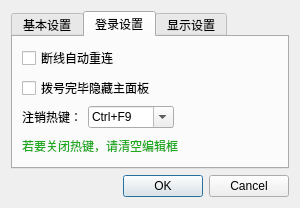
Old version of the form client/forms/settingsdialog.ui in the repository NSS-Studio/NDR_Client.
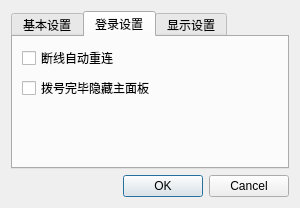
New version of the form. The open tabs and pages were chosen to show the change.

Commit message: 1. remove the shortCut model from code and ui.

What changed in the file:
```diff
--- a/client/forms/settingsdialog.ui
+++ b/client/forms/settingsdialog.ui
@@ -82,70 +82,6 @@
          </property>
         </widget>
        </item>
-       <item row="2" column="0" colspan="2">
-        <layout class="QHBoxLayout" name="horizontalLayout">
-         <item>
-          <widget class="QLabel" name="label">
-           <property name="text">
-            <string>注销热键：</string>
-           </property>
-          </widget>
-         </item>
-         <item>
-          <widget class="QComboBox" name="cmbHotKey">
-           <property name="editable">
-            <bool>true</bool>
-           </property>
-           <item>
-            <property name="text">
-             <string notr="true">Ctrl+F9</string>
-            </property>
-           </item>
-           <item>
-            <property name="text">
-             <string notr="true">Ctrl+F10</string>
-            </property>
-           </item>
-           <item>
-            <property name="text">
-             <string notr="true">Ctrl+F11</string>
-            </property>
-           </item>
-           <item>
-            <property name="text">
-             <string notr="true">Ctrl+Alt+Q</string>
-            </property>
-           </item>
-          </widget>
-         </item>
-         <item>
-          <spacer name="horizontalSpacer">
-           <property name="orientation">
-            <enum>Qt::Horizontal</enum>
-           </property>
-           <property name="sizeHint" stdset="0">
-            <size>
-             <width>40</width>
-             <height>20</height>
-            </size>
-           </property>
-          </spacer>
-         </item>
-        </layout>
-       </item>
-       <item row="3" column="0" rowspan="2" colspan="2">
-        <widget class="QLabel" name="label_3">
-         <property name="styleSheet">
-          <string notr="true">color: rgb(30, 170, 30);</string>
-         </property>
-         <property name="text">
-          <string>若要关闭热键，请清空编辑框</string>
-         </property>
-         <property name="wordWrap">
-          <bool>true</bool>
-         </property>
-        </widget>
-       </item>
        <item row="1" column="0" colspan="2">
         <widget class="QCheckBox" name="chkAutoMinimize">
          <property name="text">
@@ -153,6 +89,19 @@
          </property>
         </widget>
        </item>
+       <item row="2" column="0">
+        <spacer name="verticalSpacer">
+         <property name="orientation">
+          <enum>Qt::Vertical</enum>
+         </property>
+         <property name="sizeHint" stdset="0">
+          <size>
+           <width>20</width>
+           <height>40</height>
+          </size>
+         </property>
+        </spacer>
+       </item>
       </layout>
      </widget>
      <widget class="QWidget" name="tab_3">
```
Left out of the diff: 2 changed lines with no effect on the pictures. The commit also changes 5 other files.
